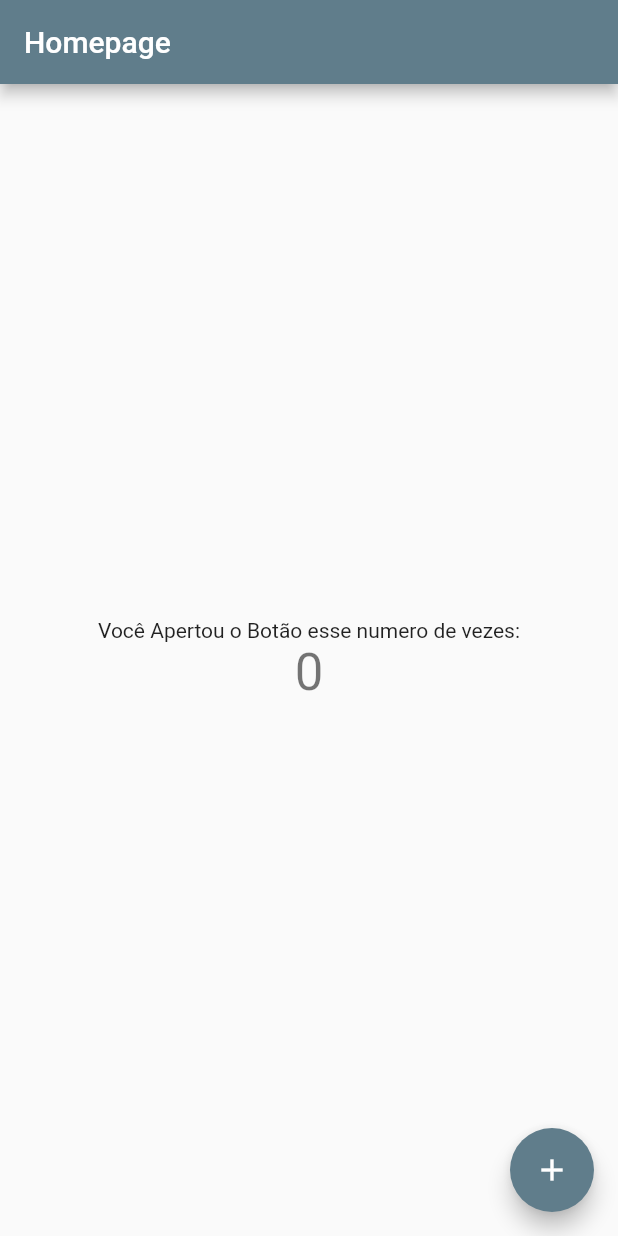
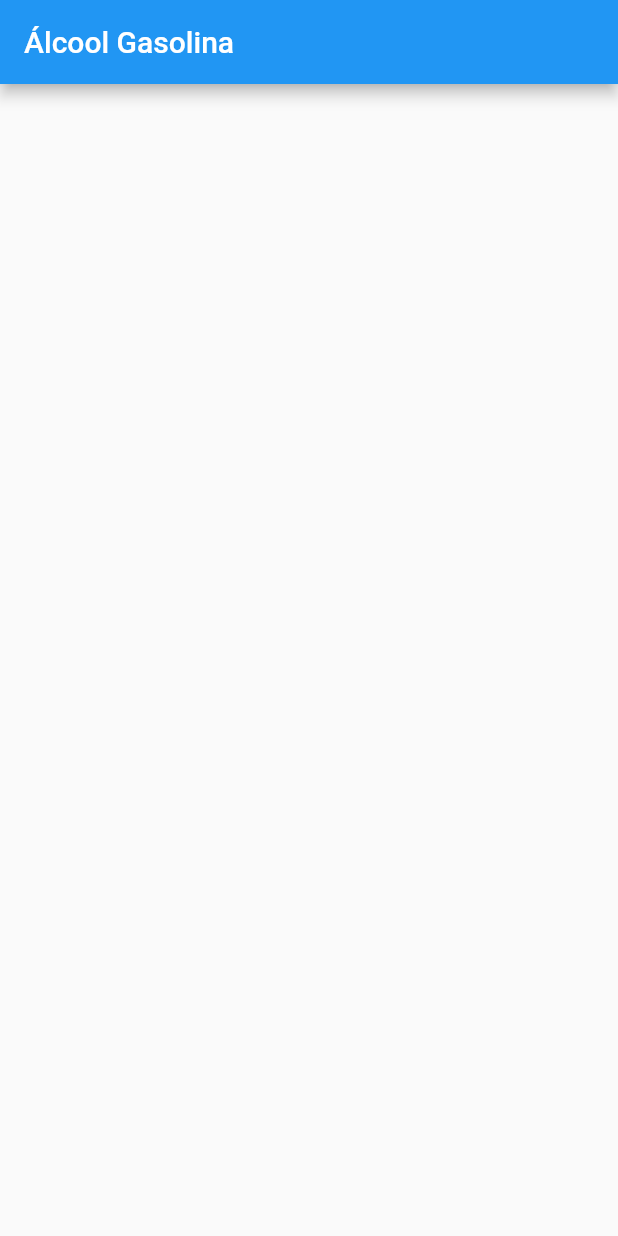
Before and after one commit to PauloRotundaro/Projeto_C214-L2, a Flutter app: the screen it shows after launch, on a phone screen of 412 x 824 dp. Run offline on Flutter 3.47's test engine with Material 2 defaults, Android fonts, the phone set to English and light mode, and no system bars.

Commit message:
Layout Base Definido

```diff
--- /dev/null
+++ b/lib/Home.dart
@@ -0,0 +1,25 @@
+import 'package:flutter/material.dart';
+
+class Home extends StatefulWidget {
+  const Home({Key? key}) : super(key: key);
+
+  @override
+  _HomeState createState() => _HomeState();
+}
+
+class _HomeState extends State<Home> {
+  @override
+  Widget build(BuildContext context) {
+    return Scaffold(
+      appBar: AppBar(
+        title: Text("Álcool Gasolina"),
+        backgroundColor: Colors.blue,
+      ),
+      body: Container(
+        child: Column(
+
+        ),
+      ),
+    );
+  }
+}
--- a/lib/main.dart
+++ b/lib/main.dart
@@ -1,69 +1,8 @@
 import 'package:flutter/material.dart';
+import 'Home.dart';
 
-void main() {
-  runApp(const MyApp());
+void main(){
+  runApp(MaterialApp(
+    home: Home(),
+  ));
 }
-
-class MyApp extends StatelessWidget {
-  const MyApp({Key? key}) : super(key: key);
-
-
-  @override
-  Widget build(BuildContext context) {
-    return MaterialApp(
-      title: 'Flutter Demo',
-      theme: ThemeData(
-        primarySwatch: Colors.blueGrey,
-      ),
-      home: const MyHomePage(title: 'Homepage'),
-    );
-  }
-}
-
-class MyHomePage extends StatefulWidget {
-  const MyHomePage({Key? key, required this.title}) : super(key: key);
-
-
-  final String title;
-
-  @override
-  State<MyHomePage> createState() => _MyHomePageState();
-}
-
-class _MyHomePageState extends State<MyHomePage> {
-  int _counter = 0;
-
-  void _incrementCounter() {
-    setState(() {
-      _counter++;
-    });
-  }
-
-  @override
-  Widget build(BuildContext context) {
-    return Scaffold(
-      appBar: AppBar(
-        title: Text(widget.title),
-      ),
-      body: Center(
-        child: Column(
-          mainAxisAlignment: MainAxisAlignment.center,
-          children: <Widget>[
-            const Text(
-              'Você Apertou o Botão esse numero de vezes:',
-            ),
-            Text(
-              '$_counter',
-              style: Theme.of(context).textTheme.headline4,
-            ),
-          ],
-        ),
-      ),
-      floatingActionButton: FloatingActionButton(
-        onPressed: _incrementCounter,
-        tooltip: 'Increment',
-        child: const Icon(Icons.add),
-      ), // This trailing comma makes auto-formatting nicer for build methods.
-    );
-  }
-}
--- a/pubspec.yaml
+++ b/pubspec.yaml
@@ -61,7 +61,6 @@ flutter:
   # assets:
   #   - images/a_dot_burr.jpeg
   #   - images/a_dot_ham.jpeg
-
   # An image asset can refer to one or more resolution-specific "variants", see
   # https://flutter.dev/assets-and-images/#resolution-aware.
 
```
Also changed, not shown: lib/CampoTexto.dart (added), 1 other file.
